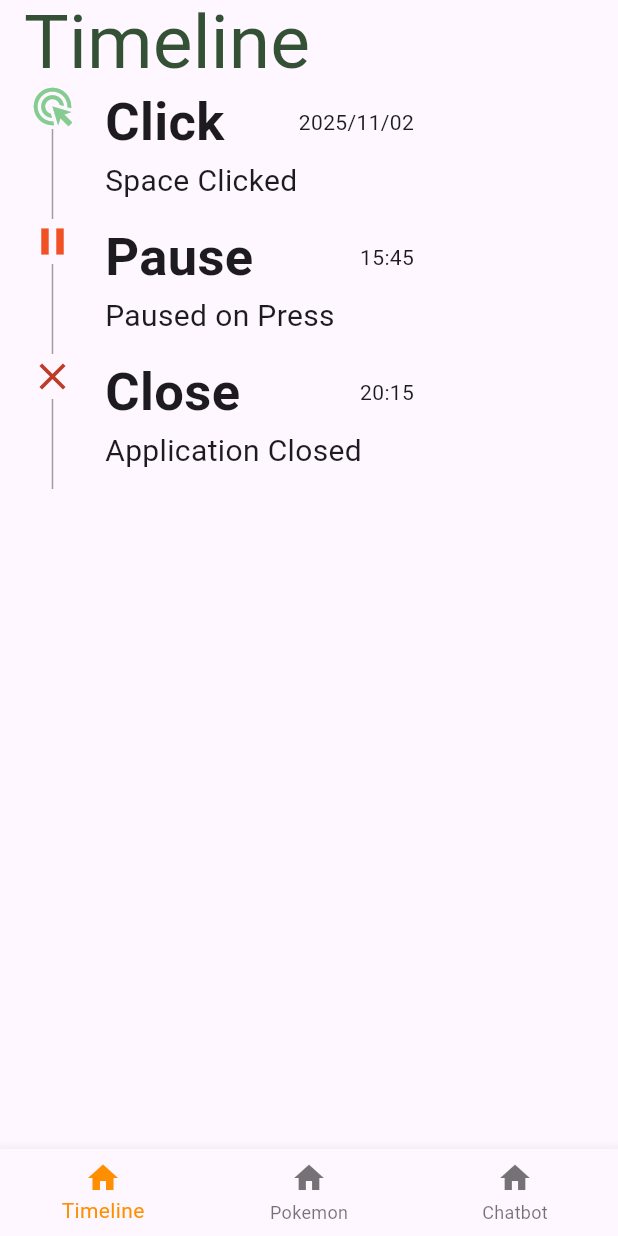
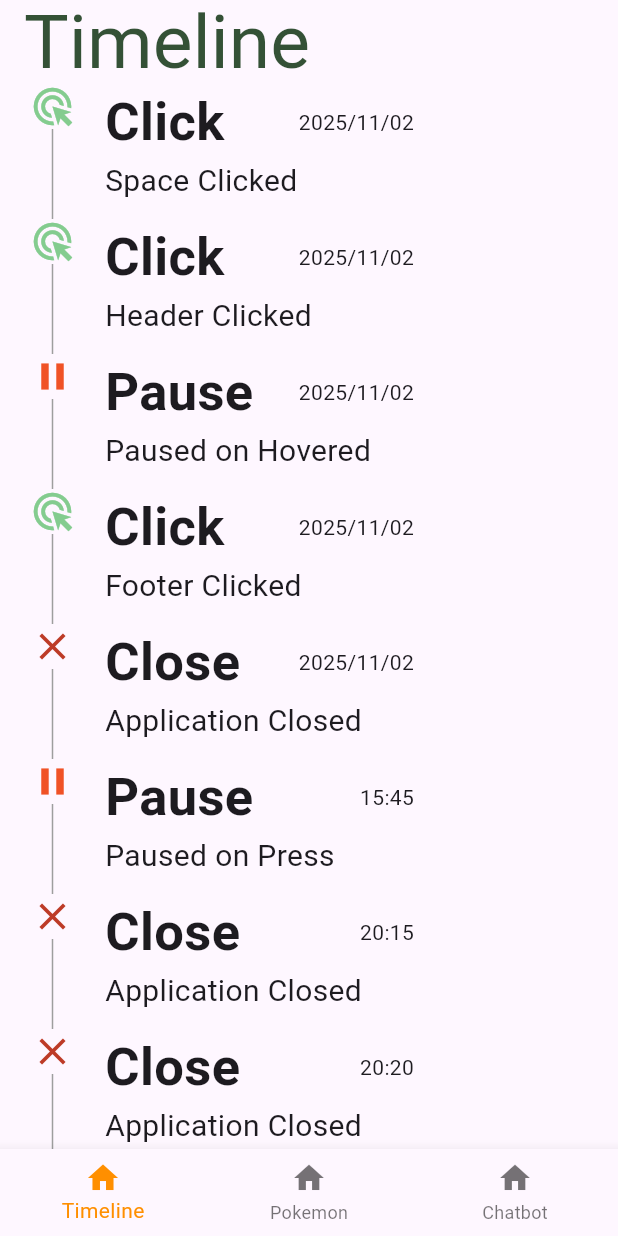
Before and after one commit to AdamMurray22/Caremixer-Technical-Assessment, a Flutter app: the screen it shows after launch, on a phone screen of 412 x 824 dp. Run offline on Flutter 3.47's test engine with Material 3 defaults, Android fonts, the phone set to English and light mode, and no system bars; our stand-ins replace tuple.

Commit message:
Data added to timeline

```diff
--- /dev/null
+++ b/lib/model/timeline/timeline_data_point.dart
@@ -0,0 +1,10 @@
+import 'package:caremixer_technical_assesment/view_models/timeline/timeline_item_types.dart';
+
+class TimelineDataPoint
+{
+  final TimelineItemTypes timelineItemTypes;
+  final String? messageInsert;
+  final DateTime timestamp;
+
+  const TimelineDataPoint(this.timelineItemTypes, this.messageInsert, this.timestamp);
+}
--- /dev/null
+++ b/lib/model/timeline/timeline_datafile.dart
@@ -0,0 +1,75 @@
+import 'package:caremixer_technical_assesment/model/timeline/timeline_data_point.dart';
+
+import '../../view_models/timeline/timeline_item_types.dart';
+
+class TimeLineDataFile {
+  static List<TimelineDataPoint> getTimeline() {
+    return [
+      TimelineDataPoint(
+        TimelineItemTypes.click,
+        "Space",
+        DateTime(2025, 11, 02, 15, 5),
+      ),
+      TimelineDataPoint(
+        TimelineItemTypes.click,
+        "Header",
+        DateTime(2025, 11, 02, 20, 15),
+      ),
+      TimelineDataPoint(
+        TimelineItemTypes.pause,
+        "Hovered",
+        DateTime(2025, 11, 02, 20, 20),
+      ),
+      TimelineDataPoint(
+        TimelineItemTypes.click,
+        "Footer",
+        DateTime(2025, 11, 02, 21, 03),
+      ),
+      TimelineDataPoint(
+        TimelineItemTypes.close,
+        null,
+        DateTime(2025, 11, 02, 22, 5),
+      ),
+      TimelineDataPoint(
+        TimelineItemTypes.pause,
+        "Press",
+        DateTime(2025, 11, 03, 15, 45),
+      ),
+      TimelineDataPoint(
+        TimelineItemTypes.close,
+        null,
+        DateTime(2025, 11, 03, 20, 15),
+      ),
+      TimelineDataPoint(
+        TimelineItemTypes.close,
+        null,
+        DateTime(2025, 11, 03, 20, 20),
+      ),
+      TimelineDataPoint(
+        TimelineItemTypes.pause,
+        "Unselected",
+        DateTime(2025, 11, 03, 20, 21),
+      ),
+      TimelineDataPoint(
+        TimelineItemTypes.close,
+        null,
+        DateTime(2025, 11, 03, 20, 26),
+      ),
+      TimelineDataPoint(
+        TimelineItemTypes.click,
+        "Right",
+        DateTime(2025, 11, 03, 21, 5),
+      ),
+      TimelineDataPoint(
+        TimelineItemTypes.pause,
+        "Selected",
+        DateTime(2025, 11, 03, 22, 45),
+      ),
+      TimelineDataPoint(
+        TimelineItemTypes.close,
+        null,
+        DateTime(2025, 11, 03, 23, 15),
+      ),
+    ];
+  }
+}
--- a/lib/view_models/timeline/timeline_view_model.dart
+++ b/lib/view_models/timeline/timeline_view_model.dart
@@ -1,6 +1,12 @@
-import 'package:flutter/material.dart';
+import '../../model/timeline/timeline_datafile.dart';
+import '../../model/timeline/timeline_data_point.dart';
 
-class TimelineViewModel with ChangeNotifier
+class TimelineViewModel
 {
+  final List<TimelineDataPoint> _timeline = TimeLineDataFile.getTimeline();
 
+  List<TimelineDataPoint> getTimeline()
+  {
+    return _timeline;
+  }
 }
--- a/lib/views/timeline/timeline_view.dart
+++ b/lib/views/timeline/timeline_view.dart
@@ -1,11 +1,13 @@
 import 'package:caremixer_technical_assesment/view_models/timeline/timeline_item_types.dart';
+import 'package:caremixer_technical_assesment/view_models/timeline/timeline_view_model.dart';
 import 'package:caremixer_technical_assesment/views/colour_palette/colour_palette.dart';
 import 'package:caremixer_technical_assesment/views/timeline/timeline_item.dart';
 import 'package:flutter/material.dart';
 
 class TimelineView extends StatelessWidget {
-  const TimelineView({super.key});
+  TimelineView({super.key});
 
+  final TimelineViewModel _timelineViewModel = TimelineViewModel();
 
   @override
   Widget build(BuildContext context) {
@@ -14,25 +16,31 @@ class TimelineView extends StatelessWidget {
       body: SingleChildScrollView(
         scrollDirection: Axis.vertical,
         child: Column(
-          children: [
-            TimelineItem(
-              timelineItemType: TimelineItemTypes.click,
-              messageInsert: "Space",
-              timestamp: DateTime(2025,11,02,15,5),
-            ),
-            TimelineItem(
-              timelineItemType: TimelineItemTypes.pause,
-              messageInsert: "Press",
-              timestamp: DateTime(2025,11,03,15,45),
-            ),
-            TimelineItem(
-              timelineItemType: TimelineItemTypes.close,
-              last: false,
-              timestamp: DateTime(2025,11,03,20,15),
-            ),
-          ],
+          children:
+            _getTimelineItems(),
         ),
       ),
     );
   }
+
+  // Converts the timeline data into timeline items
+  List<TimelineItem> _getTimelineItems()
+  {
+    List<TimelineItem> timeLineItems = _timelineViewModel.getTimeline().map((data) =>
+        TimelineItem(
+          timelineItemType: data.timelineItemTypes,
+          timestamp: data.timestamp,
+          messageInsert: data.messageInsert ?? "",
+        )
+    ).toList();
+    timeLineItems.removeLast();
+    timeLineItems.add(
+        TimelineItem(
+          timelineItemType: _timelineViewModel.getTimeline().last.timelineItemTypes,
+          timestamp: _timelineViewModel.getTimeline().last.timestamp,
+          messageInsert: _timelineViewModel.getTimeline().last.messageInsert ?? "",
+          last: true,
+        ));
+    return timeLineItems;
+  }
 }
```
